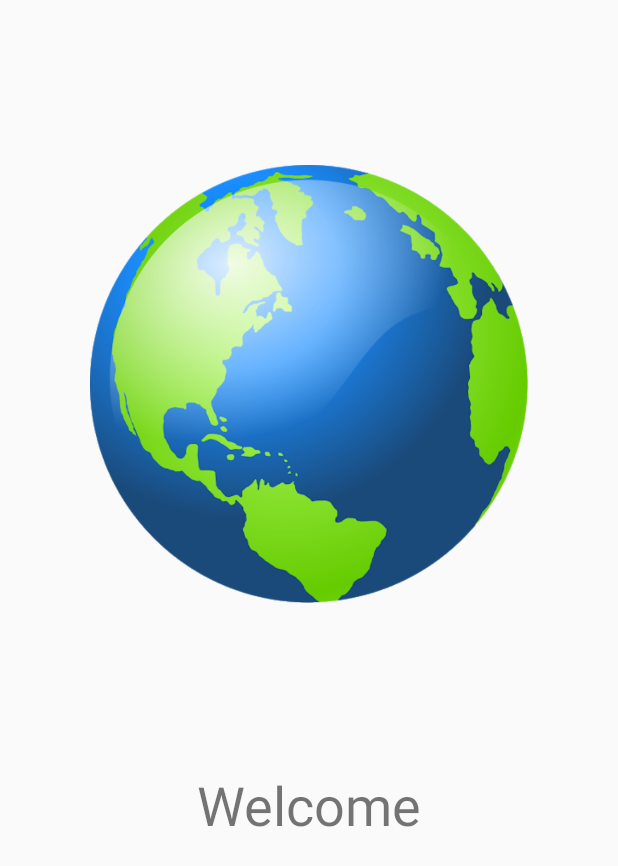
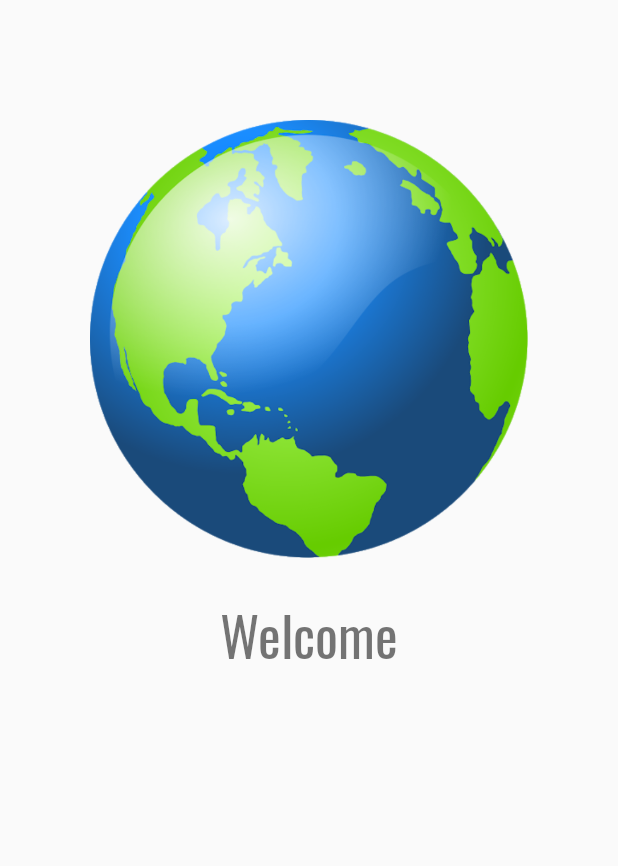
Before and after one commit to angelinepho/evaa, an Android app: the layout welcome_page.xml on its own in the app's theme, with its tools: preview values and no code run, on a phone screen of 412 x 824 dp. Shown: the top 866 px of the screen. Run offline under Robolectric (Android 15) with nearby library versions, the phone set to English and light mode, and no system bars.

Commit message:
Updated fonts, removed FunFacts
oswald.xml works as an AppTheme. Re-added slide animation between WelcomePage and Options. Removed FunFacts.java and fun_facts.xml.

```diff
--- a/app/src/main/AndroidManifest.xml
+++ b/app/src/main/AndroidManifest.xml
@@ -15,7 +15,6 @@
         <activity android:name=".Environment" />
         <activity android:name=".ItemsPage" />
         <activity android:name=".Options" />
-        <activity android:name=".FunFacts" />
         <activity android:name=".WelcomePage">
             <intent-filter>
                 <action android:name="android.intent.action.MAIN" />
--- /dev/null
+++ b/app/src/main/res/font/oswald.xml
@@ -0,0 +1,10 @@
+<?xml version="1.0" encoding="utf-8"?>
+<font-family xmlns:android="http://schemas.android.com/apk/res/android"
+    xmlns:app="http://schemas.android.com/apk/res-auto">
+        <font app:fontStyle="normal" app:fontWeight="700" app:font="@font/oswald_bold" />
+        <font app:fontStyle="normal" app:fontWeight="100" app:font="@font/oswald_extralight" />
+        <font app:fontStyle="normal" app:fontWeight="200" app:font="@font/oswald_light" />
+        <font app:fontStyle="normal" app:fontWeight="500" app:font="@font/oswald_medium" />
+        <font app:fontStyle="normal" app:fontWeight="400" app:font="@font/oswald_regular"/>
+        <font app:fontStyle="normal" app:fontWeight="600" app:font="@font/oswald_semibold" />
+</font-family>
--- a/app/src/main/res/layout/environment_page.xml
+++ b/app/src/main/res/layout/environment_page.xml
@@ -4,6 +4,7 @@
     xmlns:tools="http://schemas.android.com/tools"
     android:layout_width="match_parent"
     android:layout_height="match_parent"
+    android:fontFamily="@font/oswald"
     android:background="#8BC34A"
     android:orientation="vertical"
     tools:context=".Environment">
--- a/app/src/main/res/layout/welcome_page.xml
+++ b/app/src/main/res/layout/welcome_page.xml
@@ -8,15 +8,15 @@
     android:orientation="vertical"
     tools:context=".WelcomePage">
 
-
     <ImageView
         android:id="@+id/ivEarth"
         android:layout_width="match_parent"
         android:layout_height="wrap_content"
         android:layout_marginLeft="60dp"
-        android:layout_marginTop="0dp"
+        android:layout_marginTop="80dp"
         android:layout_marginRight="60dp"
         android:layout_marginBottom="0dp"
+        android:adjustViewBounds="true"
         android:contentDescription="@string/earth"
         app:srcCompat="@drawable/earth" />
 
@@ -25,7 +25,9 @@
         android:layout_width="match_parent"
         android:layout_height="wrap_content"
         android:layout_marginLeft="60dp"
+        android:layout_marginTop="20dp"
         android:layout_marginRight="60dp"
+        android:fontFamily="@font/oswald"
         android:gravity="center_horizontal"
         android:text="@string/welcome"
         android:textSize="36sp" />
--- a/app/src/main/res/values/styles.xml
+++ b/app/src/main/res/values/styles.xml
@@ -1,10 +1,11 @@
 <resources>
     <!-- Base application theme. -->
-    <style name="AppTheme" parent="Theme.AppCompat.Light.DarkActionBar">
+    <style name="AppTheme" parent="Theme.AppCompat.Light.NoActionBar">
         <!-- Customize your theme here. -->
         <item name="colorPrimary">@color/colorPrimary</item>
         <item name="colorPrimaryDark">@color/colorPrimaryDark</item>
         <item name="colorAccent">@color/colorAccent</item>
+        <item name="android:fontFamily">@font/oswald</item>
     </style>
 
 </resources>
```
Also changed, not shown: app/src/main/java/com/example/evaa/FunFacts.java (deleted, +0 -50 lines), app/src/main/java/com/example/evaa/WelcomePage.java (+18 -6 lines), app/src/main/res/layout/fun_facts.xml (deleted, +0 -37 lines).
